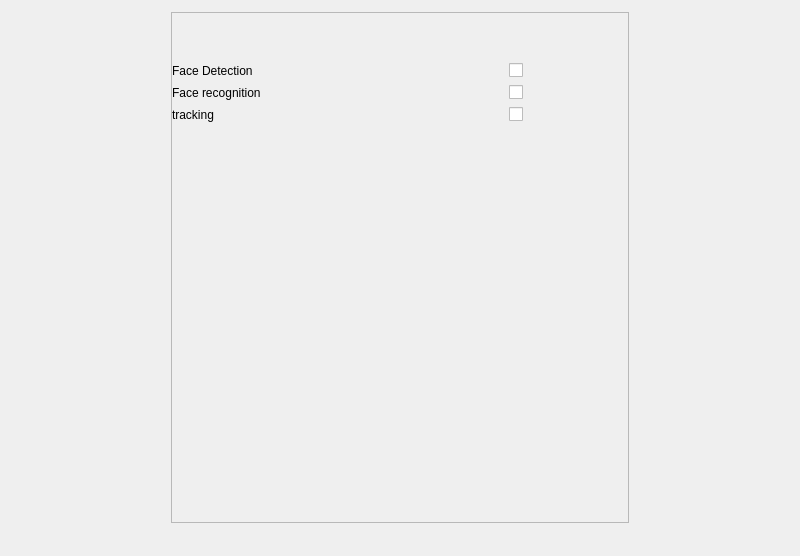
First picture: the form in custom_widgets/setting/Setting.ui, repository elmhadji/AccessController, before the edit.
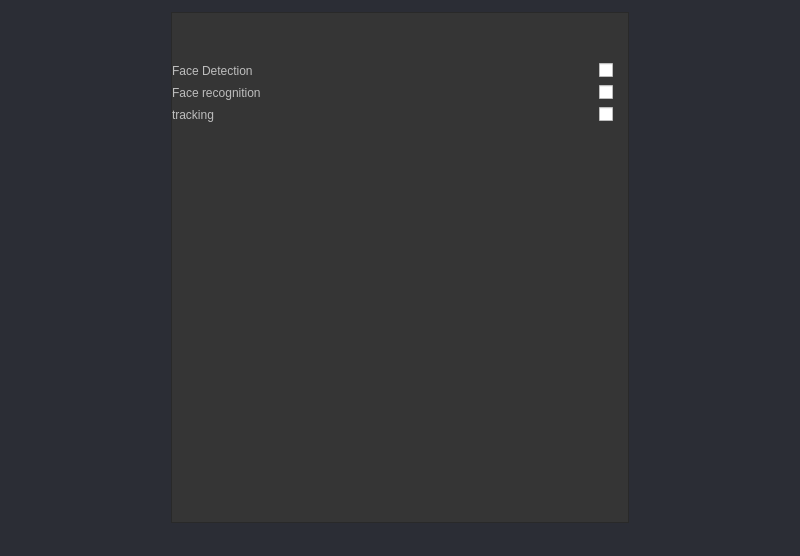
Second picture: the form after the edit.

Patch:
```diff
--- a/custom_widgets/setting/Setting.ui
+++ b/custom_widgets/setting/Setting.ui
@@ -1,7 +1,7 @@
 <?xml version="1.0" encoding="UTF-8"?>
 <ui version="4.0">
- <class>Form</class>
- <widget class="QWidget" name="Form">
+ <class>Setting</class>
+ <widget class="QWidget" name="Setting">
   <property name="geometry">
    <rect>
     <x>0</x>
@@ -13,6 +13,20 @@
   <property name="windowTitle">
    <string>Form</string>
   </property>
+  <property name="styleSheet">
+   <string notr="true">#Setting{
+	background-color: rgb(43, 45, 53);
+	
+}
+#Setting #frame{
+	background-color: rgb(53, 53, 53);
+}
+
+#Setting QLabel {
+	color:rgb(189, 189, 189);
+
+}</string>
+  </property>
   <layout class="QGridLayout" name="gridLayout">
    <item row="1" column="0">
     <spacer name="horizontalSpacer">
@@ -78,6 +92,18 @@
         </item>
         <item>
          <widget class="QCheckBox" name="checkBox">
+          <property name="minimumSize">
+           <size>
+            <width>0</width>
+            <height>0</height>
+           </size>
+          </property>
+          <property name="maximumSize">
+           <size>
+            <width>20</width>
+            <height>16777215</height>
+           </size>
+          </property>
           <property name="text">
            <string/>
           </property>
@@ -96,6 +122,12 @@
         </item>
         <item>
          <widget class="QCheckBox" name="checkBox_2">
+          <property name="maximumSize">
+           <size>
+            <width>20</width>
+            <height>16777215</height>
+           </size>
+          </property>
           <property name="text">
            <string/>
           </property>
@@ -114,6 +146,12 @@
         </item>
         <item>
          <widget class="QCheckBox" name="checkBox_3">
+          <property name="maximumSize">
+           <size>
+            <width>20</width>
+            <height>16777215</height>
+           </size>
+          </property>
           <property name="text">
            <string/>
           </property>
```
